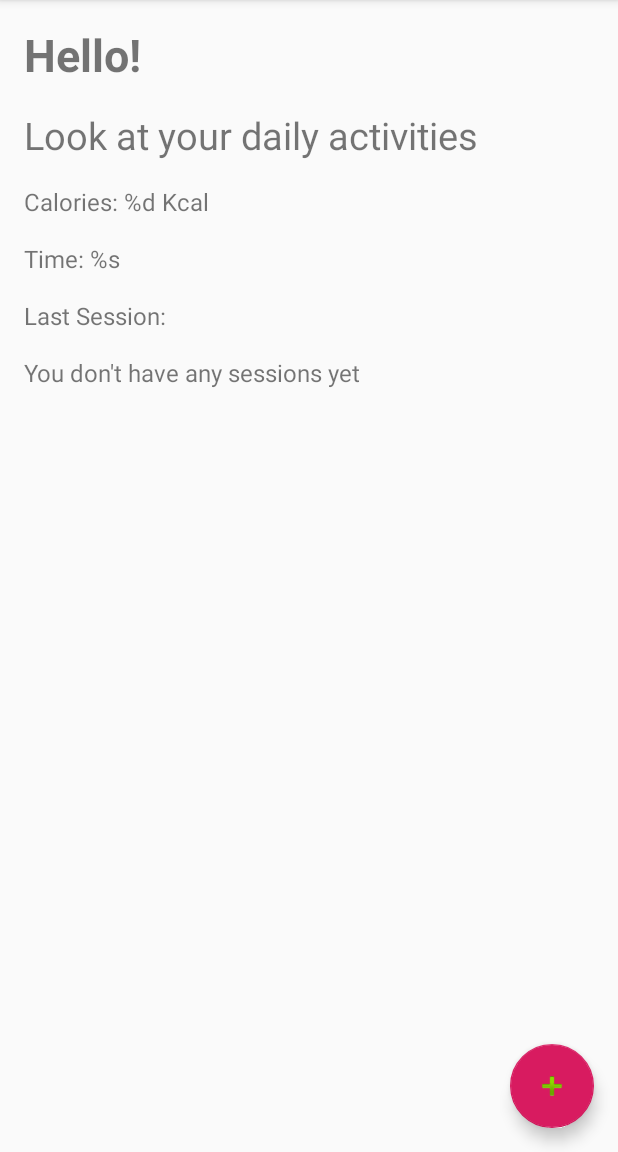
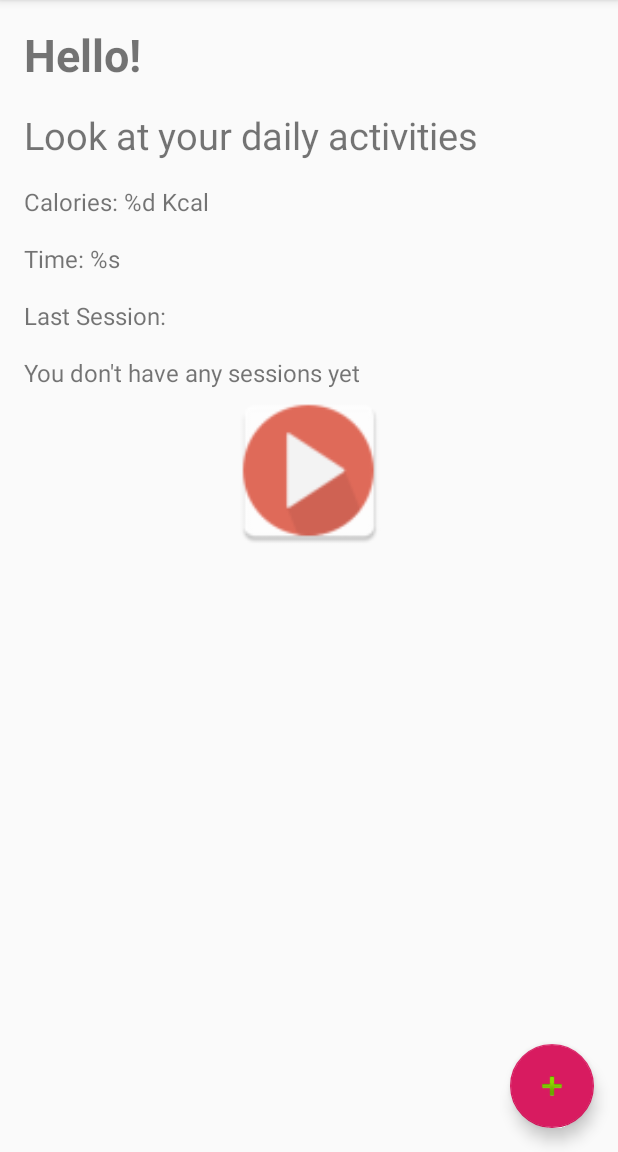
Before and after one commit to xaenimax/RunMyWay, an Android app: the screen it shows after launch (MainActivity), on a phone screen of 412 x 824 dp, the part 84-1236 px from its top. Run offline under Robolectric (Android 15) with nearby library versions, the phone set to English and light mode, and no system bars; our stand-ins replace ButterKnife, Room's generated code; 1 statement that could not run was skipped.

Commit message:
new icons

```diff
--- a/app/src/main/res/layout/fragment_main.xml
+++ b/app/src/main/res/layout/fragment_main.xml
@@ -68,5 +68,15 @@
         app:layout_constraintStart_toStartOf="@id/welcome_tv"
         app:layout_constraintTop_toBottomOf="@id/last_session_tv"
         />
-
+    <ImageView
+        android:id="@+id/play_button"
+        android:layout_width="110dp"
+        android:layout_height="wrap_content"
+        android:layout_gravity="center_horizontal"
+        android:adjustViewBounds="true"
+        app:layout_constraintTop_toBottomOf="@id/last_session_recap_tv"
+        app:layout_constraintEnd_toEndOf="parent"
+        app:layout_constraintStart_toStartOf="parent"
+        android:gravity="center"
+        android:src="@mipmap/play"/>
 </android.support.constraint.ConstraintLayout>
```
Also changed, not shown: app/src/main/play-web.png (added), app/src/main/res/mipmap-hdpi/play.png (added), app/src/main/res/mipmap-hdpi/stop.png (added), app/src/main/res/mipmap-mdpi/play.png (added), app/src/main/res/mipmap-mdpi/stop.png (added), app/src/main/res/mipmap-xhdpi/play.png (added), app/src/main/res/mipmap-xhdpi/stop.png (added), app/src/main/res/mipmap-xxhdpi/play.png (added), app/src/main/res/mipmap-xxhdpi/stop.png (added), app/src/main/res/mipmap-xxxhdpi/play.png (added), app/src/main/res/mipmap-xxxhdpi/stop.png (added), app/src/main/stop-web.png (added), 1 other file.
